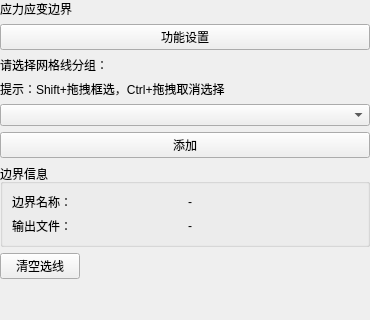
Old version of the form plugins/Base_Slover/StressBoundaryPage.ui in the repository asd977/base_cae; both pictures show x 0 to 370 and y 0 to 320 of the 370 by 657 pixel window.
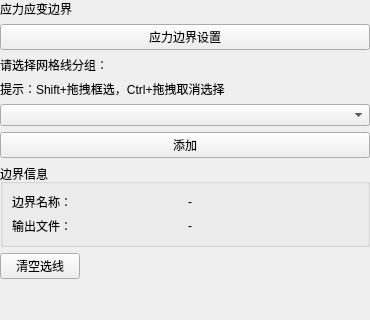
New version of the form. Custom widgets are drawn as their Qt base class.

The edit to the form file:
```diff
--- a/plugins/Base_Slover/StressBoundaryPage.ui
+++ b/plugins/Base_Slover/StressBoundaryPage.ui
@@ -36,7 +36,7 @@
    <item>
     <widget class="QPushButton" name="sectionTitleButton">
      <property name="text">
-      <string>功能设置</string>
+      <string>应力边界设置</string>
      </property>
     </widget>
    </item>
```
Left out of the diff: 8 changed lines with no effect on the pictures.
